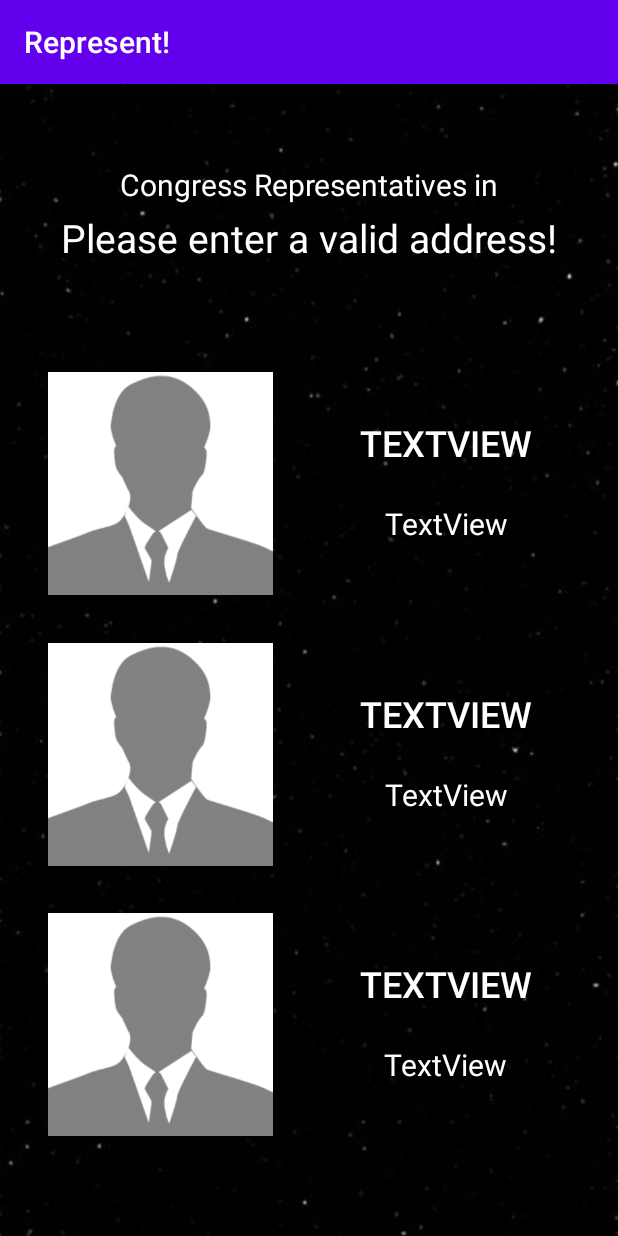
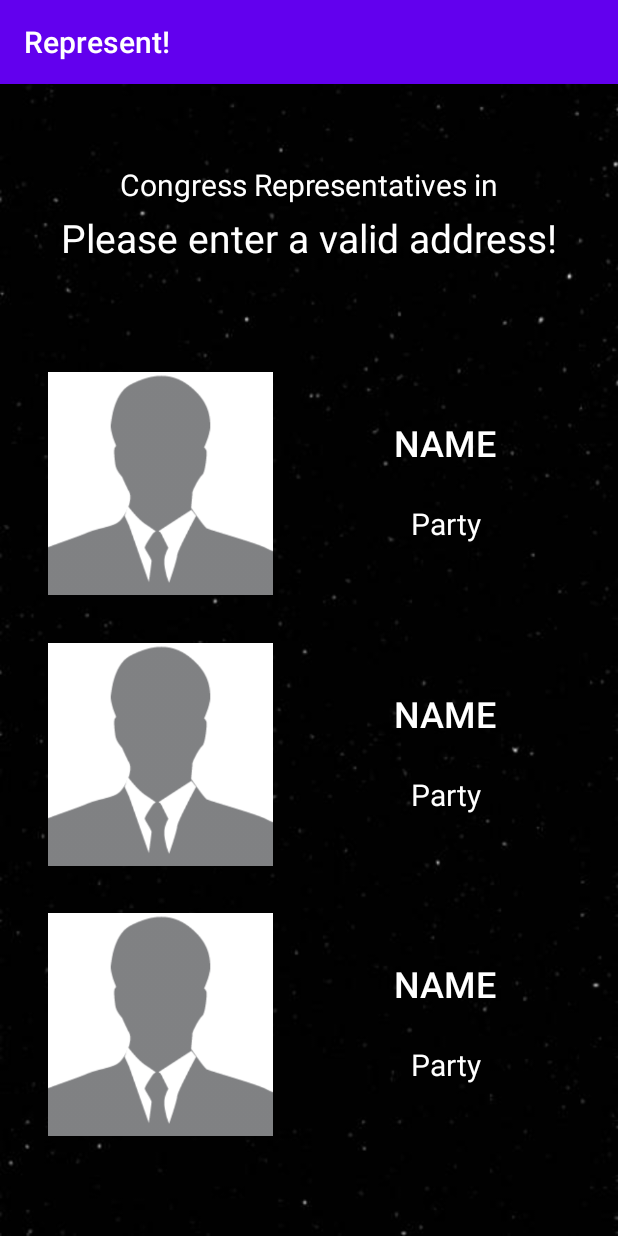
Before and after one commit to Liaoqitian/Election-2020, an Android app: the screen it shows after launch (CongressionalView), after a tap on "GO!", on a phone screen of 412 x 824 dp. Run offline under Robolectric (Android 15) with nearby library versions, the light colour scheme and no system bars; our stand-ins replace Volley; network calls fail.

Commit message:
fixed name lines

```diff
--- a/app/src/main/res/layout/activity_congressional_view.xml
+++ b/app/src/main/res/layout/activity_congressional_view.xml
@@ -9,15 +9,15 @@ tools:context=".CongressionalView">
 
     <Button
         android:id="@+id/NameThree"
-        android:layout_width="wrap_content"
+        android:layout_width="150dp"
         android:layout_height="wrap_content"
         android:layout_marginTop="24dp"
         android:background="#00FFFFFF"
-        android:text="TextView"
+        android:text="@string/Name"
         android:textColor="#FFFFFF"
         android:textSize="24sp"
         app:layout_constraintEnd_toEndOf="parent"
-        app:layout_constraintHorizontal_bias="0.504"
+        app:layout_constraintHorizontal_bias="0.5"
         app:layout_constraintStart_toEndOf="@+id/profileThree"
         app:layout_constraintTop_toTopOf="@+id/profileThree" />
 
@@ -58,7 +58,7 @@ tools:context=".CongressionalView">
         app:layout_constraintBottom_toTopOf="@+id/profileTwo"
         app:layout_constraintStart_toStartOf="parent"
         app:layout_constraintTop_toBottomOf="@+id/location"
-        app:layout_constraintVertical_bias="0.51" />
+        app:layout_constraintVertical_bias="0.5" />
 
     <ImageView
         android:id="@+id/profileTwo"
@@ -70,7 +70,7 @@ tools:context=".CongressionalView">
         app:layout_constraintBottom_toTopOf="@+id/profileThree"
         app:layout_constraintStart_toStartOf="parent"
         app:layout_constraintTop_toBottomOf="@+id/profileOne"
-        app:layout_constraintVertical_bias="0.51" />
+        app:layout_constraintVertical_bias="0.5" />
 
 
     <ImageView
@@ -103,15 +103,15 @@ tools:context=".CongressionalView">
 
     <Button
         android:id="@+id/NameOne"
-        android:layout_width="wrap_content"
+        android:layout_width="150dp"
         android:layout_height="wrap_content"
         android:layout_marginTop="24dp"
         android:background="#00FFFFFF"
-        android:text="TextView"
+        android:text="@string/Name"
         android:textColor="#FFFFFF"
         android:textSize="24sp"
         app:layout_constraintEnd_toEndOf="parent"
-        app:layout_constraintHorizontal_bias="0.504"
+        app:layout_constraintHorizontal_bias="0.50"
         app:layout_constraintStart_toEndOf="@+id/profileOne"
         app:layout_constraintTop_toTopOf="@+id/profileOne" />
 
@@ -120,25 +120,25 @@ tools:context=".CongressionalView">
         android:layout_width="wrap_content"
         android:layout_height="wrap_content"
         android:layout_marginTop="16dp"
-        android:text="TextView"
+        android:text="@string/Party"
         android:textColor="#FFFFFF"
         android:textSize="20sp"
         app:layout_constraintEnd_toEndOf="parent"
-        app:layout_constraintHorizontal_bias="0.503"
+        app:layout_constraintHorizontal_bias="0.5"
         app:layout_constraintStart_toEndOf="@+id/profileOne"
         app:layout_constraintTop_toBottomOf="@+id/NameOne" />
 
     <Button
         android:id="@+id/NameTwo"
-        android:layout_width="wrap_content"
+        android:layout_width="150dp"
         android:layout_height="wrap_content"
         android:layout_marginTop="24dp"
         android:background="#00FFFFFF"
-        android:text="TextView"
+        android:text="@string/Name"
         android:textColor="#FFFFFF"
         android:textSize="24sp"
         app:layout_constraintEnd_toEndOf="parent"
-        app:layout_constraintHorizontal_bias="0.504"
+        app:layout_constraintHorizontal_bias="0.5"
         app:layout_constraintStart_toEndOf="@+id/profileTwo"
         app:layout_constraintTop_toTopOf="@+id/profileTwo" />
 
@@ -147,11 +147,11 @@ tools:context=".CongressionalView">
         android:layout_width="wrap_content"
         android:layout_height="wrap_content"
         android:layout_marginTop="16dp"
-        android:text="TextView"
+        android:text="@string/Party"
         android:textColor="#FFFFFF"
         android:textSize="20sp"
         app:layout_constraintEnd_toEndOf="parent"
-        app:layout_constraintHorizontal_bias="0.503"
+        app:layout_constraintHorizontal_bias="0.5"
         app:layout_constraintStart_toEndOf="@+id/profileTwo"
         app:layout_constraintTop_toBottomOf="@+id/NameTwo" />
 
@@ -160,7 +160,7 @@ tools:context=".CongressionalView">
         android:layout_width="wrap_content"
         android:layout_height="wrap_content"
         android:layout_marginTop="16dp"
-        android:text="TextView"
+        android:text="@string/Party"
         android:textColor="#FFFFFF"
         android:textSize="20sp"
         app:layout_constraintEnd_toEndOf="parent"
--- a/app/src/main/res/values/strings.xml
+++ b/app/src/main/res/values/strings.xml
@@ -15,4 +15,6 @@
     <string name="profileThree">profileThree</string>
     <string name="moreInfo">More Info</string>
     <string name="or">or</string>
+    <string name="Name">Name</string>
+    <string name="Party">Party</string>
 </resources>
```
Also changed, not shown: app/src/main/java/com/example/represent/CongressionalView.java (+40 -4 lines).
